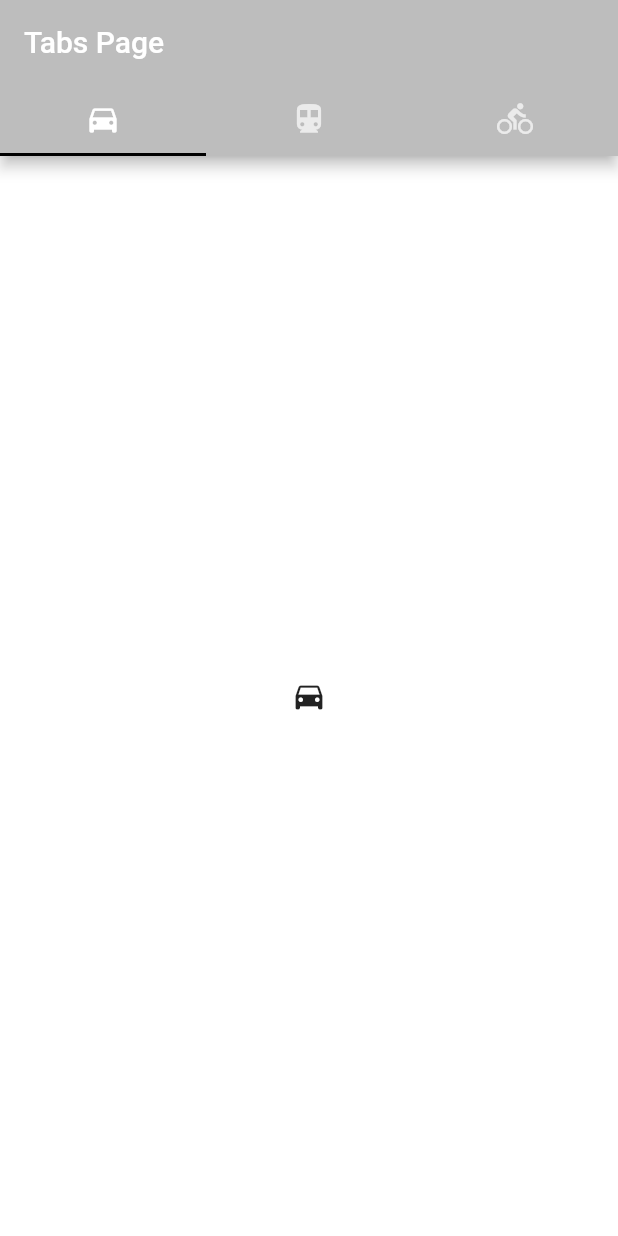
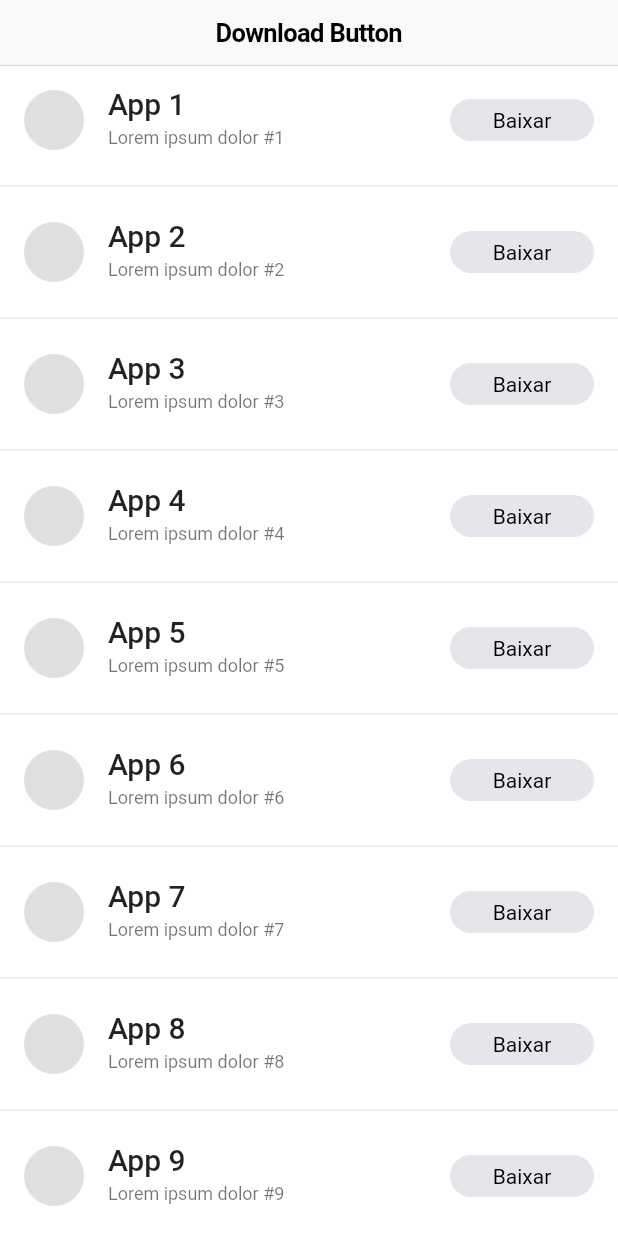
Before and after one commit to PBrunoCyber/cookbook, a Flutter app: the screen it shows after launch, on a phone screen of 412 x 824 dp. Run offline on Flutter 3.47's test engine with Material 2 defaults, Android fonts, the phone set to English and light mode, and no system bars.

Commit message:
Download Button added

```diff
--- /dev/null
+++ b/lib/Effects_/downloadButton.dart
@@ -0,0 +1,331 @@
+import 'package:flutter/material.dart';
+import 'package:flutter/cupertino.dart';
+
+enum DownloadStatus { notDownloaded, downloading, downloaded, fetchingDownload }
+
+class DownloadButtonPage extends StatefulWidget {
+  @override
+  _DownloadButtonPageState createState() => _DownloadButtonPageState();
+}
+
+class _DownloadButtonPageState extends State<DownloadButtonPage> {
+  late final List<DownloadController> _downloadControllers;
+
+  @override
+  initState() {
+    super.initState();
+    _downloadControllers = List<DownloadController>.generate(
+      20,
+      (index) => SimulatedDownloadController(
+        onOpenDownload: () => _openDownload(index),
+      ),
+    );
+  }
+
+  void _openDownload(int index) {
+    ScaffoldMessenger.of(context).showSnackBar(
+      SnackBar(
+        duration: Duration(milliseconds: 400),
+        content: Text('Open App ${index + 1}'),
+      ),
+    );
+  }
+
+  @override
+  Widget build(BuildContext context) {
+    return Scaffold(
+      appBar: CupertinoNavigationBar(
+        middle: Text("Download Button"),
+      ),
+      backgroundColor: Colors.white,
+      body: _buildList(),
+    );
+  }
+
+  Widget _buildList() {
+    return ListView.separated(
+      itemCount: _downloadControllers.length,
+      separatorBuilder: (context, index) => const Divider(),
+      itemBuilder: _buildListItem,
+    );
+  }
+
+  Widget _buildListItem(BuildContext context, int index) {
+    final theme = Theme.of(context);
+    final downloadController = _downloadControllers[index];
+    return ListTile(
+      leading: const CircleAvatar(
+        backgroundColor: Colors.black12,
+      ),
+      title: Text(
+        'App ${index + 1}',
+        overflow: TextOverflow.ellipsis,
+        style: theme.textTheme.headline6,
+      ),
+      subtitle: Text(
+        'Lorem ipsum dolor #${index + 1}',
+        overflow: TextOverflow.ellipsis,
+        style: theme.textTheme.caption,
+      ),
+      trailing: SizedBox(
+        width: 96.0,
+        child: AnimatedBuilder(
+          animation: downloadController,
+          builder: (context, child) {
+            return DownloadButton(
+              status: downloadController.downloadStatus,
+              progress: downloadController.progress,
+              onDownload: downloadController.startDownload,
+              onCancel: downloadController.stopDownload,
+              onOpen: downloadController.openDownload,
+            );
+          },
+        ),
+      ),
+    );
+  }
+}
+
+abstract class DownloadController implements ChangeNotifier {
+  DownloadStatus get downloadStatus;
+  double get progress;
+
+  void startDownload();
+  void stopDownload();
+  void openDownload();
+}
+
+class SimulatedDownloadController extends DownloadController
+    with ChangeNotifier {
+  SimulatedDownloadController({
+    DownloadStatus downloadStatus = DownloadStatus.notDownloaded,
+    double progress = 0.0,
+    required VoidCallback onOpenDownload,
+  })  : _downloadStatus = downloadStatus,
+        _progress = progress,
+        _onOpenDownload = onOpenDownload;
+
+  DownloadStatus _downloadStatus;
+  @override
+  DownloadStatus get downloadStatus => _downloadStatus;
+
+  double _progress;
+  @override
+  double get progress => _progress;
+
+  final VoidCallback _onOpenDownload;
+  bool _isDownloading = false;
+
+  @override
+  void startDownload() {
+    if (downloadStatus == DownloadStatus.notDownloaded) {
+      _doSimulatedDownload();
+    }
+  }
+
+  @override
+  void stopDownload() {
+    if (_isDownloading) {
+      _isDownloading = false;
+      _downloadStatus = DownloadStatus.notDownloaded;
+      _progress = 0.0;
+      notifyListeners();
+    }
+  }
+
+  @override
+  void openDownload() {
+    if (downloadStatus == DownloadStatus.downloaded) {
+      _onOpenDownload();
+    }
+  }
+
+  Future<void> _doSimulatedDownload() async {
+    _isDownloading = true;
+    _downloadStatus = DownloadStatus.fetchingDownload;
+    notifyListeners();
+
+    // Wait a second to simulate fetch time.
+    await Future<void>.delayed(const Duration(seconds: 1));
+
+    // If the user chose to cancel the download, stop the simulation.
+    if (!_isDownloading) {
+      return;
+    }
+
+    // Shift to the downloading phase.
+    _downloadStatus = DownloadStatus.downloading;
+    notifyListeners();
+
+    const downloadProgressStops = [0.0, 0.15, 0.45, 0.80, 1.0];
+    for (final stop in downloadProgressStops) {
+      // Wait a second to simulate varying download speeds.
+      await Future<void>.delayed(const Duration(seconds: 1));
+
+      // If the user chose to cancel the download, stop the simulation.
+      if (!_isDownloading) {
+        return;
+      }
+
+      // Update the download progress.
+      _progress = stop;
+      notifyListeners();
+    }
+
+    // Wait a second to simulate a final delay.
+    await Future<void>.delayed(const Duration(seconds: 1));
+
+    // If the user chose to cancel the download, stop the simulation.
+    if (!_isDownloading) {
+      return;
+    }
+
+    // Shift to the downloaded state, completing the simulation.
+    _downloadStatus = DownloadStatus.downloaded;
+    _isDownloading = false;
+    notifyListeners();
+  }
+}
+
+@immutable
+class DownloadButton extends StatefulWidget {
+  const DownloadButton({
+    Key? key,
+    required this.status,
+    required this.progress,
+    required this.onDownload,
+    required this.onCancel,
+    required this.onOpen,
+    this.transitionDuration = const Duration(milliseconds: 500),
+  });
+
+  final DownloadStatus status;
+  final double progress;
+  final Duration transitionDuration;
+  final VoidCallback onDownload;
+  final VoidCallback onCancel;
+  final VoidCallback onOpen;
+
+  @override
+  _DownloadButtonState createState() => _DownloadButtonState();
+}
+
+class _DownloadButtonState extends State<DownloadButton> {
+  bool get _isDownloading => widget.status == DownloadStatus.downloading;
+  bool get _isFetching => widget.status == DownloadStatus.fetchingDownload;
+  bool get _isDownloaded => widget.status == DownloadStatus.downloaded;
+
+  void _onPressed() {
+    switch (widget.status) {
+      case DownloadStatus.notDownloaded:
+        widget.onDownload();
+        break;
+      case DownloadStatus.fetchingDownload:
+        // do nothing.
+        break;
+      case DownloadStatus.downloading:
+        widget.onCancel();
+        break;
+      case DownloadStatus.downloaded:
+        widget.onOpen();
+        break;
+    }
+  }
+
+  @override
+  Widget build(BuildContext context) {
+    return GestureDetector(
+      onTap: _onPressed,
+      child: Stack(
+        children: [
+          _buildButtonShape(child: _buildText()),
+          _buildDownloadProgress()
+        ],
+      ),
+    );
+  }
+
+  Widget _buildButtonShape({required Widget child}) {
+    return AnimatedContainer(
+      duration: widget.transitionDuration,
+      curve: Curves.ease,
+      width: double.infinity,
+      decoration: _isDownloading || _isFetching
+          ? ShapeDecoration(
+              shape: const CircleBorder(),
+              color: Colors.white.withOpacity(0.0),
+            )
+          : ShapeDecoration(
+              shape: StadiumBorder(),
+              color: CupertinoColors.lightBackgroundGray,
+            ),
+      child: child,
+    );
+  }
+
+  Widget _buildText() {
+    final String text = _isDownloaded ? "Abrir" : "Baixar";
+    final double opacity = _isDownloading || _isFetching ? 0.0 : 1.0;
+
+    return Padding(
+      padding: EdgeInsets.symmetric(vertical: 6.0),
+      child: AnimatedOpacity(
+        duration: widget.transitionDuration,
+        opacity: opacity,
+        curve: Curves.ease,
+        child: Text(
+          text,
+          textAlign: TextAlign.center,
+          style: TextStyle(color: _isDownloaded ? Colors.blue : Colors.black),
+        ),
+      ),
+    );
+  }
+
+  Widget _buildDownloadProgress() {
+    return Positioned.fill(
+      child: Center(
+        child: AnimatedOpacity(
+          duration: widget.transitionDuration,
+          opacity: _isDownloading || _isFetching ? 1.0 : 0.0,
+          curve: Curves.ease,
+          child: Stack(
+            children: [
+              _buildProgressIndicator(),
+              if (_isDownloading)
+                const Center(
+                    child: Icon(
+                  Icons.stop,
+                  size: 14,
+                  color: Colors.black,
+                )),
+            ],
+          ),
+        ),
+      ),
+    );
+  }
+
+  Widget _buildProgressIndicator() {
+    return Center(
+      child: AspectRatio(
+        aspectRatio: 1.0,
+        child: TweenAnimationBuilder(
+          tween: Tween(begin: 0.0, end: widget.progress),
+          duration: Duration(milliseconds: 100),
+          builder: (context, double progress, Widget? child) =>
+              CircularProgressIndicator(
+            backgroundColor: _isDownloading
+                ? CupertinoColors.lightBackgroundGray
+                : Colors.white.withOpacity(0.0),
+            valueColor: AlwaysStoppedAnimation(_isFetching
+                ? CupertinoColors.lightBackgroundGray
+                : Colors.black),
+            strokeWidth: 2.0,
+            value: _isFetching ? null : progress,
+          ),
+        ),
+      ),
+    );
+  }
+}
--- a/lib/main.dart
+++ b/lib/main.dart
@@ -1,5 +1,5 @@
 import 'package:flutter/material.dart';
-import 'Design/tabs.dart';
+import 'Effects_/downloadButton.dart';
 
 void main() {
   runApp(MyApp());
@@ -13,7 +13,7 @@ class MyApp extends StatelessWidget {
       theme: ThemeData(
         primarySwatch: Colors.blue,
       ),
-      home: TabsPage(),
+      home: DownloadButtonPage(),
     );
   }
 }
```
Also changed, not shown: lib/Animation_/animatedContainer.dart (added, +50 -0 lines), lib/Animation_/animatedOpacity.dart (added, +44 -0 lines), lib/Animation_/pageTransition.dart (added, +47 -0 lines), lib/Design_/drawer.dart (added, +47 -0 lines), lib/Design_/font.dart (added, +23 -0 lines), lib/Design_/snackbar.dart (added, +26 -0 lines), lib/Design_/tabs.dart (added, +33 -0 lines), lib/Design_/updatedUIOrientation.dart (added, +35 -0 lines).
